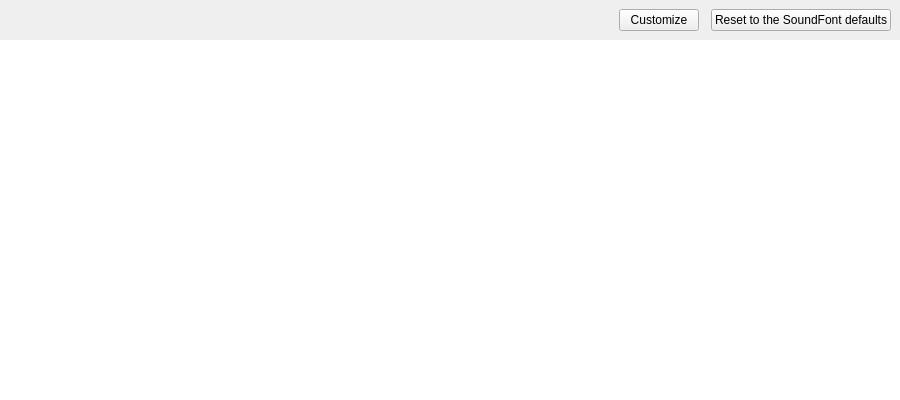
Before: the Qt Designer form sources/editor/pagedefaultmod.ui in davy7125/polyphone, drawn with Qt 5.
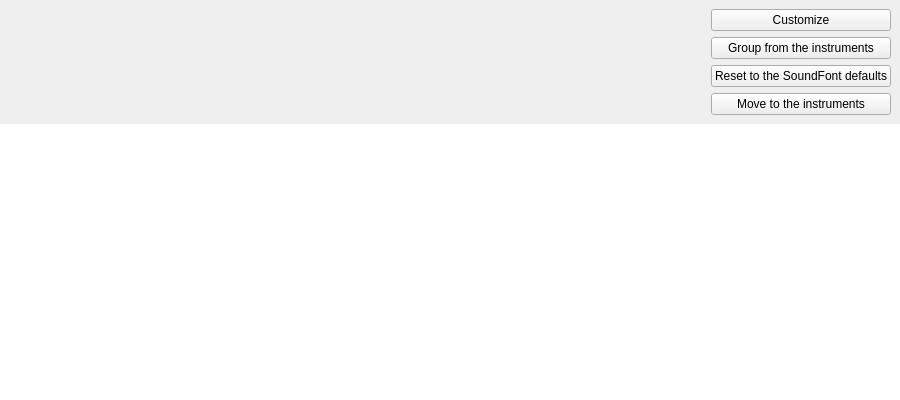
After: the same form once the commit is applied. Custom widgets are drawn as their Qt base class.

Patch:
```diff
--- a/sources/editor/pagedefaultmod.ui
+++ b/sources/editor/pagedefaultmod.ui
@@ -64,18 +64,45 @@
        </widget>
       </item>
       <item>
+       <layout class="QVBoxLayout" name="layoutButtons">
+        <property name="spacing">
+         <number>6</number>
+        </property>
+        <item>
        <widget class="QPushButton" name="pushCustomize">
         <property name="text">
          <string>Customize</string>
         </property>
        </widget>
       </item>
+        <item>
+         <widget class="QPushButton" name="pushGroup">
+          <property name="toolTip">
+           <string>The modulators having the same value in the global division of all instruments become default modulators of this soundfont and are removed from the instruments. The sound does not change.</string>
+          </property>
+          <property name="text">
+           <string>Group from the instruments</string>
+          </property>
+         </widget>
+        </item>
       <item>
        <widget class="QPushButton" name="pushReset">
         <property name="text">
          <string>Reset to the SoundFont defaults</string>
         </property>
        </widget>
+        </item>
+        <item>
+         <widget class="QPushButton" name="pushMove">
+          <property name="toolTip">
+           <string>The default modulators of this soundfont are moved to the global division of all instruments and the default modulators of the SoundFont format apply again. The sound does not change and the file no longer needs a synthesizer reading the DMOD chunk.</string>
+          </property>
+          <property name="text">
+           <string>Move to the instruments</string>
+          </property>
+         </widget>
+        </item>
+       </layout>
       </item>
      </layout>
     </widget>
```
Lines whose indentation alone changed are shown as unchanged.
